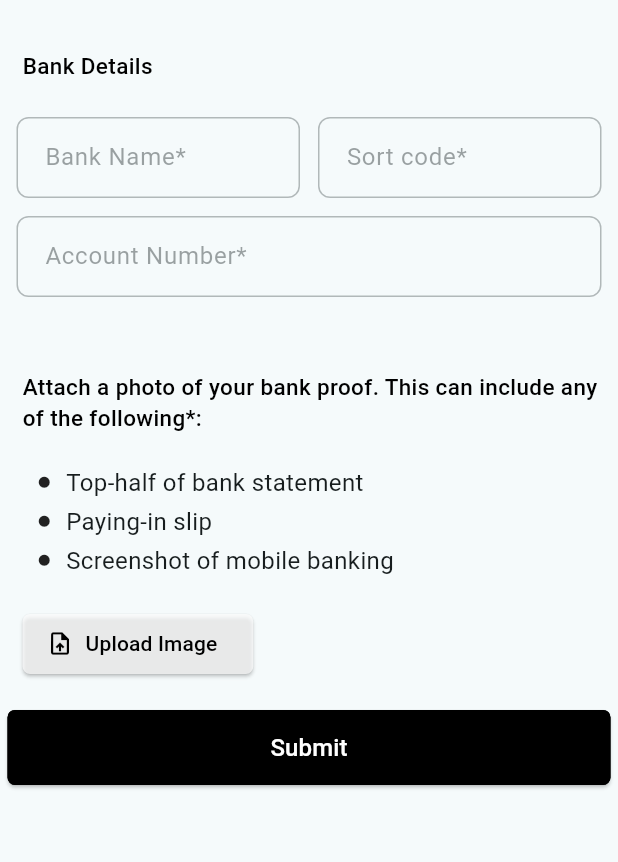
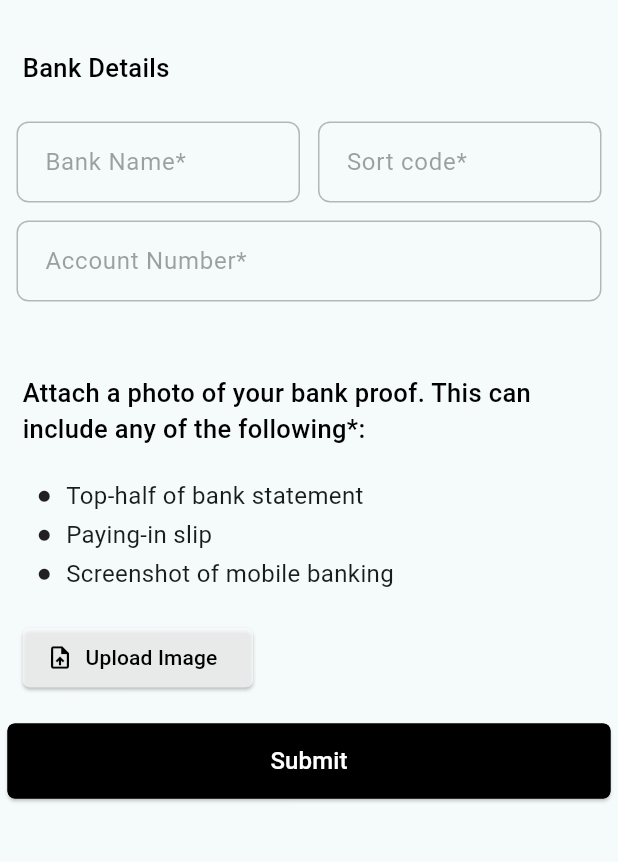
Before and after one commit to akshay-1705/maison_mate_partner_client, a Flutter app: the Documentation screen opened directly with empty values, after a tap on "Banking", on a phone screen of 412 x 824 dp, the part 84-946 px from its top. Run offline on Flutter 3.47's test engine with Material 2 defaults, Android fonts, the phone set to English and light mode, and no system bars; our stand-ins replace file_picker, flutter_secure_storage, multi_select_flutter, webview_flutter; accounts and stored records are empty.

Commit message:
UI fixes

```diff
--- a/lib/shared/my_form.dart
+++ b/lib/shared/my_form.dart
@@ -14,7 +14,7 @@ class MyForm {
         child: Text(
           label,
           style: TextStyle(
-              fontSize: 15.0, fontWeight: FontWeight.w500, color: color),
+              fontSize: 17.0, fontWeight: FontWeight.w500, color: color),
         ));
   }
 
@@ -313,6 +313,7 @@ class MyForm {
       value: value,
       controlAffinity: ListTileControlAffinity.leading,
       visualDensity: const VisualDensity(horizontal: -4, vertical: -4),
+      contentPadding: const EdgeInsets.symmetric(horizontal: 0, vertical: 0),
       onChanged: (value) {
         callback(value!);
       },
--- a/lib/widgets/onboarding/documentation.dart
+++ b/lib/widgets/onboarding/documentation.dart
@@ -30,15 +30,12 @@ class _DocumentationState extends State<Documentation> {
 
   @override
   Widget build(BuildContext context) {
-    const status = 'Incomplete';
+    const status = 'Completed';
     Color color = getColor(status);
     return ChangeNotifierProvider(
         create: (context) => DocumentationModel(),
-        child: Scaffold(
-            body: SingleChildScrollView(
-                padding: const EdgeInsets.all(5.0),
-                child: Consumer<DocumentationModel>(
-                    builder: (context, banking, child) {
+        child: Scaffold(body: SingleChildScrollView(child:
+            Consumer<DocumentationModel>(builder: (context, banking, child) {
           final DocumentationModel model =
               Provider.of<DocumentationModel>(context);
           return Column(
@@ -94,7 +91,7 @@ class _DocumentationState extends State<Documentation> {
   Icon getIcon(String status, Color color) {
     switch (status) {
       case 'Completed':
-        return Icon(Icons.check_circle, color: color);
+        return Icon(Icons.verified, color: color);
       case 'Incomplete':
         return Icon(Icons.edit_note, color: color);
       case 'Failed':
```
Also changed, not shown: lib/widgets/onboarding/onboarding.dart (+7 -10 lines), lib/widgets/onboarding/your_details.dart (+3 -6 lines). Lines whose indentation alone changed are shown as unchanged.
